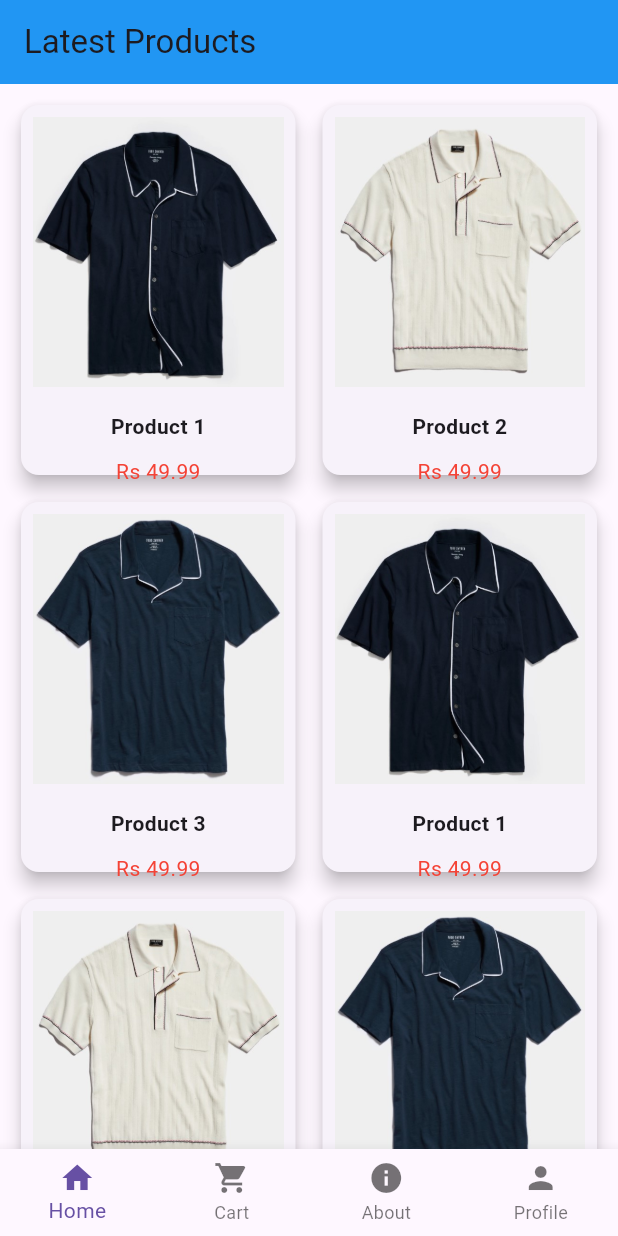
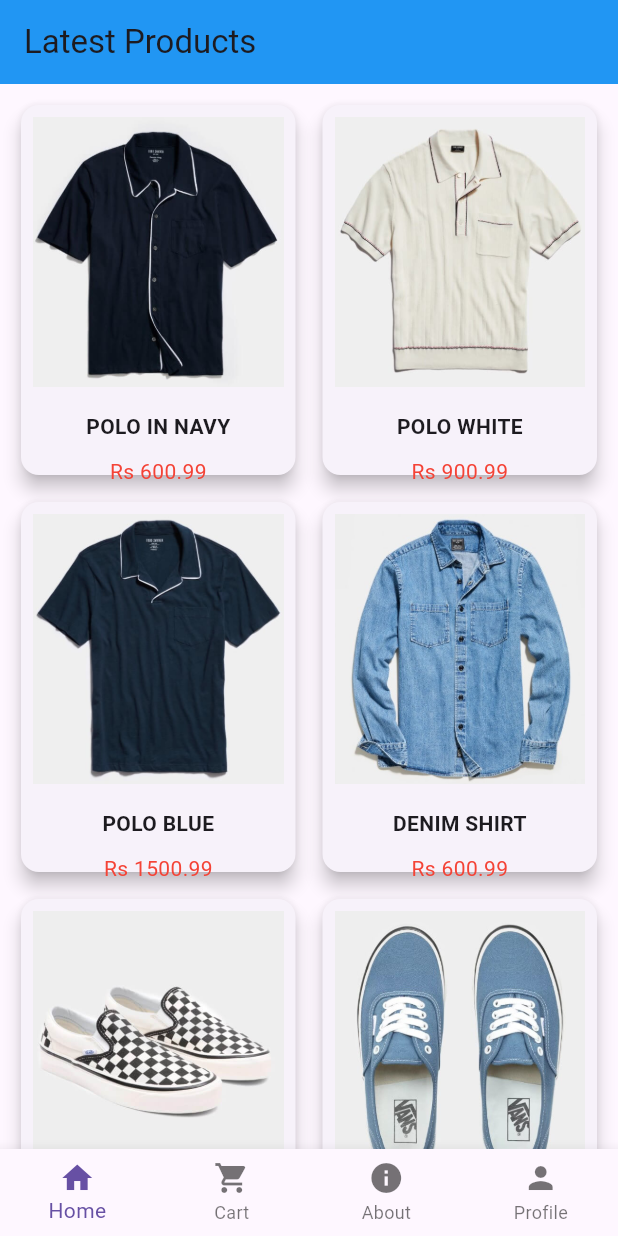
Before and after one commit to abdullahharees9980/mad_app, a Flutter app: the screen it shows after launch, on a phone screen of 412 x 824 dp. Run offline on Flutter 3.47's test engine with Material 3 defaults, Android fonts, the light colour scheme and no system bars.

Commit message:
products fully updated did a few enhancements for checkout and about us page is also updated

```diff
--- a/lib/screens/about_us_screen.dart
+++ b/lib/screens/about_us_screen.dart
@@ -22,7 +22,7 @@ class AboutScreen extends StatelessWidget {
             SizedBox(height: 10),
             Text('Created by: Abdullah Harees'),
             SizedBox(height: 10),
-            Text('This app was developed as part of a Mobile Application Development project.'),
+            Text('This app was developed as part of a Mobile Application Development assignment.'),
           ],
         ),
       ),
--- a/lib/screens/checkout_screen.dart
+++ b/lib/screens/checkout_screen.dart
@@ -7,12 +7,7 @@ class CheckoutScreen extends StatelessWidget {
 
   @override
   Widget build(BuildContext context) {
-    // Calculate total price
-    /*double totalPrice = 0;
-    for (var item in cartItems) {
-      totalPrice +=
-          double.parse(item['price'].replaceAll('Rs ', '')) * item['quantity'];
-    }*/
+
 
     final TextEditingController _nameController = TextEditingController();
     final TextEditingController _addressController = TextEditingController();
@@ -67,10 +62,7 @@ class CheckoutScreen extends StatelessWidget {
               'Total Price:',
               style: TextStyle(fontSize: 16, fontWeight: FontWeight.bold),
             ),
-           /* Text(
-              'Rs $totalPrice',
-              style: TextStyle(fontSize: 16, color: Colors.red),
-            ),*/
+
           ],
         ),
         SizedBox(height: 20),
@@ -82,7 +74,7 @@ class CheckoutScreen extends StatelessWidget {
               ScaffoldMessenger.of(context).showSnackBar(
                 SnackBar(content: Text('Order Placed Successfully')),
               );
-              Navigator.pop(context);
+
             } else {
               ScaffoldMessenger.of(context).showSnackBar(
                 SnackBar(content: Text('Please fill in all fields')),
--- a/lib/screens/home_screen.dart
+++ b/lib/screens/home_screen.dart
@@ -19,94 +19,65 @@ class _HomeScreenState extends State<HomeScreen> {
   final List<Map<String, String>> _products = [
     {
       'image': 'lib/assets/product1.jpg',
-      'name': 'Product 1',
-      'price': 'Rs 49.99',
-      'description': 'This is a description for product 1',
+      'name': 'POLO IN NAVY',
+      'price': 'Rs 600.99',
+      'description': 'MADE IN L.A. TIPPED MONTAUK -Slub-Spun Jersey -100% garment dyed cotton. -Buttonless placket. -Made in USA -Machine wash. -Style Number KN6277411',
     },
     {
       'image': 'lib/assets/product2.jpg',
-      'name': 'Product 2',
-      'price': 'Rs 49.99',
-      'description': 'This is a description for product 2',
+      'name': 'POLO WHITE',
+      'price': 'Rs 900.99',
+      'description': 'A white polo shirt is a classic, versatile piece of clothing made from soft, breathable fabric. It features a collared neckline with a few buttons at the top, offering a smart-casual look. The simple design makes it suitable for various occasions, from casual outings to semi-formal settings, and it pairs easily with jeans, chinos, or shorts.',
     },
     {
       'image': 'lib/assets/product3.jpg',
-      'name': 'Product 3',
-      'price': 'Rs 49.99',
-      'description': 'This is a description for product 3',
+      'name': 'POLO BLUE',
+      'price': 'Rs 1500.99',
+      'description': 'A blue polo shirt is a stylish and comfortable garment made from soft, breathable fabric, perfect for both casual and semi-formal wear. It features a classic collar and a buttoned neckline, offering a clean and polished look. The blue color adds a refreshing touch, making it easy to pair with a variety of bottoms like jeans, chinos, or shorts, adding a pop of color to any outfit.',
     },
      {
-      'image': 'lib/assets/product1.jpg',
-      'name': 'Product 1',
-      'price': 'Rs 49.99',
-      'description': 'This is a description for product 1',
+      'image': 'lib/assets/product4.jpg',
+      'name': "DENIM SHIRT",
+      'price': 'Rs 600.99',
+      'description': 'DENIM SHIRT 100% Cotton Japanese fabric Fits similar to our other overshirts; relaxed enough to layer Genuine melamine buttons Contrast stitching reminiscent of vintage denim Machine',
     },
     {
-      'image': 'lib/assets/product2.jpg',
-      'name': 'Product 2',
-      'price': 'Rs 49.99',
-      'description': 'This is a description for product 2',
+      'image': 'lib/assets/product5.jpg',
+      'name': 'CLASSIC SNEAKER',
+      'price': 'Rs 500.99',
+      'description': 'A checkboard sneaker is a trendy and eye-catching footwear option, featuring a distinctive pattern of alternating squares in bold, contrasting colors. Known for its playful design, the checkboard pattern adds a touch of personality and style to any casual outfit. These sneakers are typically made from comfortable materials like canvas or fabric, making them perfect for everyday wear. They pair well with jeans, shorts, or skirts, offering a fun and versatile look for all ages.',
     },
     {
-      'image': 'lib/assets/product3.jpg',
-      'name': 'Product 3',
-      'price': 'Rs 49.99',
-      'description': 'This is a description for product 3',
+      'image': 'lib/assets/product6.jpg',
+      'name': 'BLUE SNEAKER',
+      'price': 'Rs 700.99',
+      'description': 'Original style number Vintage-inspired canvas uppers Ortholite® sockliners Higher glossed foxing tape Cotton laces',
     },
      {
-      'image': 'lib/assets/product1.jpg',
-      'name': 'Product 1',
-      'price': 'Rs 49.99',
-      'description': 'This is a description for product 1',
+      'image': 'lib/assets/product7.jpg',
+      'name': 'TIMEX EXPEDITION',
+      'price': 'Rs 6500.99',
+      'description': 'Product: TW2V00700JR Case Width: 38 mm Case Material: Stainless Steel Band Color: Brown Buckle/Clasp: Buckle Case Color: Stainless Steel Case Finish: Brushed/Beadblast Case Shape: Round',
     },
     {
-      'image': 'lib/assets/product2.jpg',
-      'name': 'Product 2',
-      'price': 'Rs 49.99',
-      'description': 'This is a description for product 2',
+      'image': 'lib/assets/product8.jpg',
+      'name': 'TIMEX MARLIN LEATHER',
+      'price': 'Rs 7000.99',
+      'description': 'TIMEX MARLIN LEATHER STRAP Case Material: Stainless Steel Band Color: Blue Buckle/Clasp: Buckle Case Color: Stainless Steel Case Finish: Brushed/Polished Case Shape: Round Case Size: Full Size Crystal/Lens: Acrylic Dial Color: Blue',
     },
     {
-      'image': 'lib/assets/product3.jpg',
-      'name': 'Product 3',
-      'price': 'Rs 49.99',
-      'description': 'This is a description for product 3',
+      'image': 'lib/assets/product9.jpg',
+      'name': 'BLUE STRECH DENIM',
+      'price': 'Rs 700.99',
+      'description': ' BLUE STRECH DENIM 85.5% cotton, 13.5% polyester, 1% Elastane 12.5oz denim Slim fit Leg opening circumference: 14"(based on size 32w) Our most popular wash, a lightly faded vintage blue jean Room at the top but tailored through the leg Zipper fly',
     },
      {
-      'image': 'lib/assets/product1.jpg',
-      'name': 'Product 1',
-      'price': 'Rs 49.99',
-      'description': 'This is a description for product 1',
-    },
-    {
-      'image': 'lib/assets/product2.jpg',
-      'name': 'Product 2',
-      'price': 'Rs 49.99',
-      'description': 'This is a description for product 2',
-    },
-    {
-      'image': 'lib/assets/product3.jpg',
-      'name': 'Product 3',
-      'price': 'Rs 49.99',
-      'description': 'This is a description for product 3',
-    },
-     {
-      'image': 'lib/assets/product1.jpg',
-      'name': 'Product 1',
-      'price': 'Rs 49.99',
-      'description': 'This is a description for product 1',
-    },
-    {
-      'image': 'lib/assets/product2.jpg',
-      'name': 'Product 2',
-      'price': 'Rs 49.99',
-      'description': 'This is a description for product 2',
-    },
-    {
-      'image': 'lib/assets/product3.jpg',
-      'name': 'Product 3',
-      'price': 'Rs 49.99',
-      'description': 'This is a description for product 3',
-    },
+      'image': 'lib/assets/product10.jpg',
+      'name': 'LIGHT BLUE DENIM',
+      'price': 'Rs 980.99',
+      'description': 'LIGHT BLUE DENIM Room at the top but tailored through the leg Zipper fly Classic five pocket construction Antique copper rivets Chain stitching on the coin pocket Machine Wash',
+    }
+
 
   ];
 
```
Also changed, not shown: lib/assets/product1.jpg, lib/assets/product10.jpg (added), lib/assets/product2.jpg, lib/assets/product3.jpg, lib/assets/product4.jpg (added), lib/assets/product5.jpg (added), lib/assets/product6.jpg (added), lib/assets/product7.jpg (added), lib/assets/product8.jpg (added), lib/assets/product9.jpg (added).
